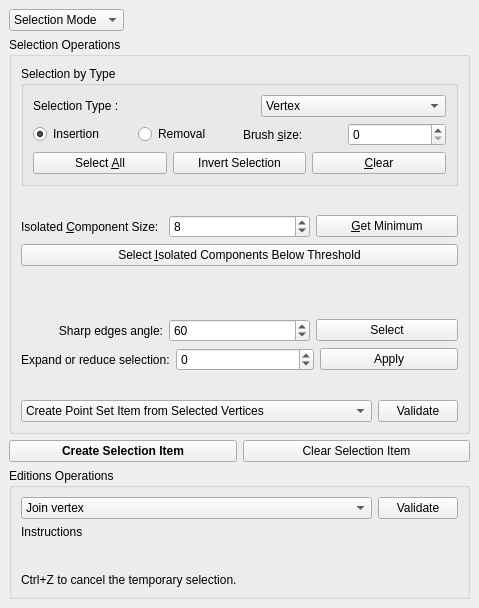
This is Polyhedron/demo/Polyhedron/Plugins/PMP/Selection_widget.ui in CGAL/cgal as Qt 5 draws it before an edit. The edited form follows.
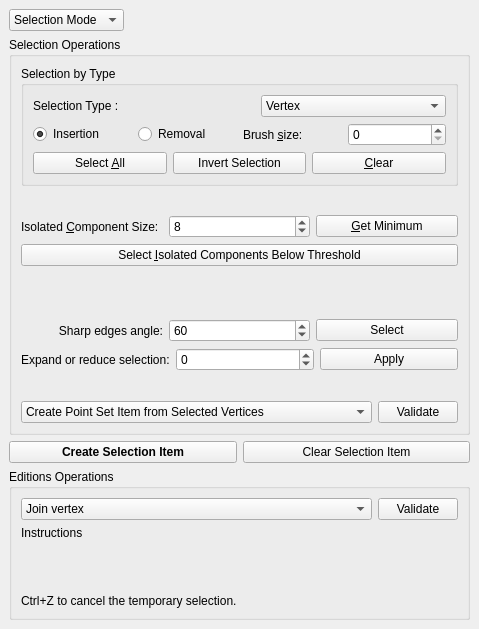
This is the edited form.

What changed in the file:
```diff
--- a/Polyhedron/demo/Polyhedron/Plugins/PMP/Selection_widget.ui
+++ b/Polyhedron/demo/Polyhedron/Plugins/PMP/Selection_widget.ui
@@ -7,7 +7,7 @@
     <x>0</x>
     <y>0</y>
     <width>479</width>
-    <height>608</height>
+    <height>629</height>
    </rect>
   </property>
   <property name="windowTitle">
@@ -433,7 +433,7 @@
       </property>
       <layout class="QVBoxLayout" name="verticalLayout_8">
        <item>
-        <layout class="QVBoxLayout" name="verticalLayout_9" stretch="0,1,0">
+        <layout class="QVBoxLayout" name="verticalLayout_9" stretch="0,1,0,0">
          <item>
           <layout class="QHBoxLayout" name="horizontalLayout_11" stretch="1,0">
            <item>
@@ -518,6 +518,13 @@
            </property>
           </widget>
          </item>
+         <item>
+          <widget class="QLabel" name="docImage_Label">
+           <property name="text">
+            <string/>
+           </property>
+          </widget>
+         </item>
          <item>
           <widget class="QLabel" name="label_4">
            <property name="text">
```
